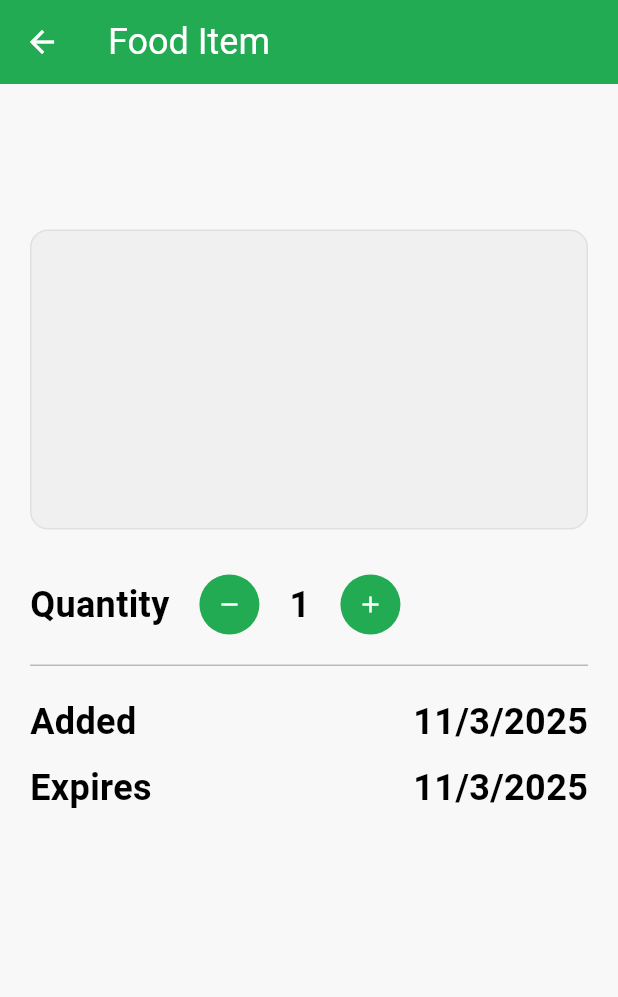
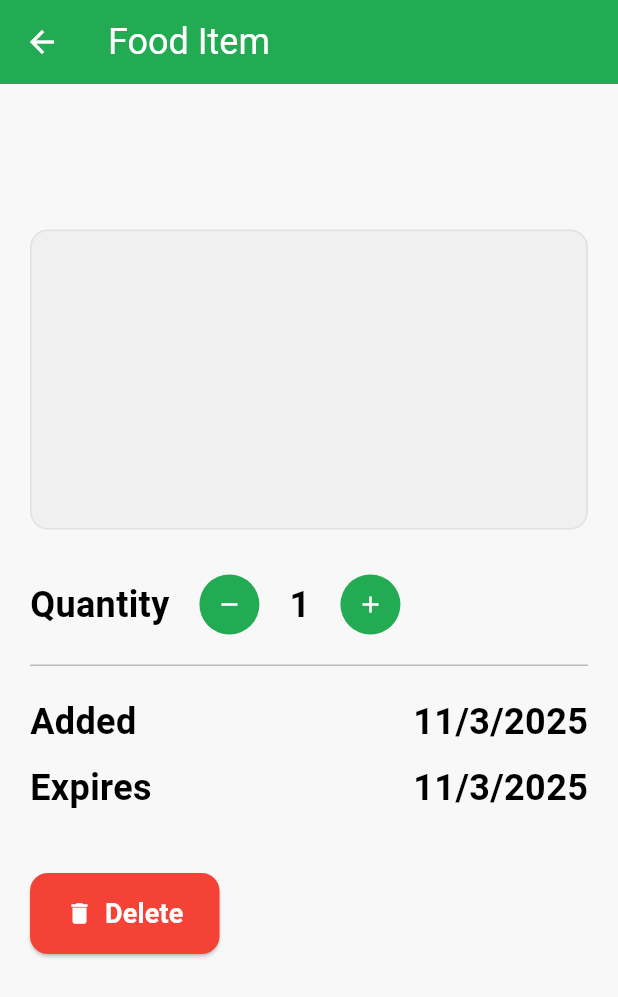
Before and after one commit to EECS3311F25/fridge_finder, a Flutter app: the FoodItemView screen opened directly with empty values, on a phone screen of 412 x 824 dp. Shown: the top 997 px of the screen. Run offline on Flutter 3.47's test engine with Material 3 defaults, Android fonts, the phone set to English and light mode, and no system bars; our stand-ins replace sqflite; accounts and stored records are empty.

```diff
--- a/lib/views/food_item_view.dart
+++ b/lib/views/food_item_view.dart
@@ -1,10 +1,12 @@
 import 'package:flutter/material.dart';
 import '../models/item.dart';
+import '../views/home_view.dart';
 
 class FoodItemView extends StatefulWidget {
   final Item item;
+  final Function(Item) onDelete; // 🔹 nuevo parámetro
 
-  const FoodItemView({super.key, required this.item});
+  const FoodItemView({super.key, required this.item, required this.onDelete,});
 
   @override
   State<FoodItemView> createState() => _FoodItemViewState();
@@ -42,7 +44,7 @@ class _FoodItemViewState extends State<FoodItemView> {
       body: SingleChildScrollView(
         padding: const EdgeInsets.all(20.0),
         child: Column(
-          crossAxisAlignment: CrossAxisAlignment.start, // Changed to start
+          crossAxisAlignment: CrossAxisAlignment.start,
           children: [
             // Food Title ==============================================
             Text(
@@ -157,13 +159,12 @@ class _FoodItemViewState extends State<FoodItemView> {
 
             // Added/Expires Container =================================
             Column(
-              crossAxisAlignment: CrossAxisAlignment.start, // Added this
+              crossAxisAlignment: CrossAxisAlignment.start,
               children: [
                 // Added Container
                 Row(
                   mainAxisAlignment: MainAxisAlignment.spaceBetween,
                   children: [
-                    // Added Text
                     const Text(
                       'Added',
                       style: TextStyle(
@@ -172,7 +173,6 @@ class _FoodItemViewState extends State<FoodItemView> {
                         color: Colors.black,
                       ),
                     ),
-                    // Date
                     Text(
                       '${widget.item.dateAdded.month}/${widget.item.dateAdded.day}/${widget.item.dateAdded.year}',
                       style: const TextStyle(
@@ -190,7 +190,6 @@ class _FoodItemViewState extends State<FoodItemView> {
                 Row(
                   mainAxisAlignment: MainAxisAlignment.spaceBetween,
                   children: [
-                    // Expires Text
                     const Text(
                       'Expires',
                       style: TextStyle(
@@ -199,7 +198,6 @@ class _FoodItemViewState extends State<FoodItemView> {
                         color: Colors.black,
                       ),
                     ),
-                    // Date
                     Text(
                       '${widget.item.expiryDate.month}/${widget.item.expiryDate.day}/${widget.item.expiryDate.year}',
                       style: const TextStyle(
@@ -212,6 +210,36 @@ class _FoodItemViewState extends State<FoodItemView> {
                 ),
               ],
             ),
+
+            const SizedBox(height: 40),
+
+            // DELETE BUTTON ==========================================
+            Align(
+              alignment: Alignment.bottomLeft,
+              child: ElevatedButton.icon(
+                style: ElevatedButton.styleFrom(
+                  backgroundColor: Colors.red,
+                  padding:
+                  const EdgeInsets.symmetric(horizontal: 24, vertical: 14),
+                  shape: RoundedRectangleBorder(
+                    borderRadius: BorderRadius.circular(12),
+                  ),
+                ),
+                onPressed: () {
+                  widget.onDelete(widget.item);
+                  Navigator.pop(context); // Cierra la vista
+                },
+                icon: const Icon(Icons.delete, color: Colors.white),
+                label: const Text(
+                  'Delete',
+                  style: TextStyle(
+                    fontSize: 18,
+                    color: Colors.white,
+                    fontWeight: FontWeight.bold,
+                  ),
+                ),
+              ),
+            ),
           ],
         ),
       ),
```
Also changed, not shown: lib/views/home_view.dart (+21 -3 lines).
